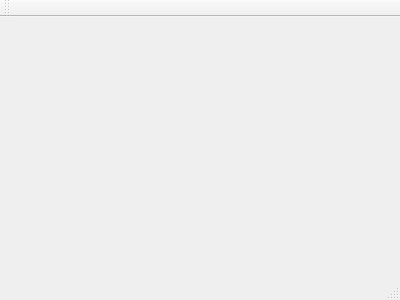
gljx/EshuuYande-, file mainwindow.ui: the form before one commit.
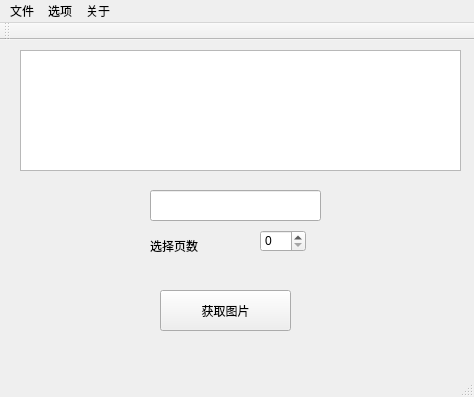
The form after the commit.

```diff
--- a/mainwindow.ui
+++ b/mainwindow.ui
@@ -1,24 +1,145 @@
 <ui version="4.0">
  <class>MainWindow</class>
- <widget class="QMainWindow" name="MainWindow" >
-  <property name="geometry" >
+ <widget class="QMainWindow" name="MainWindow">
+  <property name="geometry">
    <rect>
     <x>0</x>
     <y>0</y>
-    <width>400</width>
-    <height>300</height>
+    <width>474</width>
+    <height>397</height>
    </rect>
   </property>
   <property name="windowTitle" >
    <string>MainWindow</string>
   </property>
-  <widget class="QMenuBar" name="menuBar" />
-  <widget class="QToolBar" name="mainToolBar" />
-  <widget class="QWidget" name="centralWidget" />
-  <widget class="QStatusBar" name="statusBar" />
+  <widget class="QWidget" name="centralWidget">
+   <widget class="QSpinBox" name="spinBox">
+    <property name="geometry">
+     <rect>
+      <x>260</x>
+      <y>190</y>
+      <width>46</width>
+      <height>22</height>
+     </rect>
+    </property>
+   </widget>
+   <widget class="QTextBrowser" name="textBrowser">
+    <property name="geometry">
+     <rect>
+      <x>20</x>
+      <y>10</y>
+      <width>441</width>
+      <height>121</height>
+     </rect>
+    </property>
+   </widget>
+   <widget class="QPushButton" name="pushButton">
+    <property name="geometry">
+     <rect>
+      <x>160</x>
+      <y>250</y>
+      <width>131</width>
+      <height>41</height>
+     </rect>
+    </property>
+    <property name="text">
+     <string>获取图片</string>
+    </property>
+   </widget>
+   <widget class="QLabel" name="label">
+    <property name="geometry">
+     <rect>
+      <x>150</x>
+      <y>190</y>
+      <width>51</width>
+      <height>31</height>
+     </rect>
+    </property>
+    <property name="text">
+     <string>选择页数</string>
+    </property>
+   </widget>
+   <widget class="QLineEdit" name="lineEdit">
+    <property name="geometry">
+     <rect>
+      <x>150</x>
+      <y>150</y>
+      <width>171</width>
+      <height>31</height>
+     </rect>
+    </property>
+   </widget>
+  </widget>
+  <widget class="QMenuBar" name="menuBar">
+   <property name="geometry">
+    <rect>
+     <x>0</x>
+     <y>0</y>
+     <width>474</width>
+     <height>22</height>
+    </rect>
+   </property>
+   <widget class="QMenu" name="menu">
+    <property name="title">
+     <string>文件</string>
+    </property>
+    <addaction name="separator"/>
+    <addaction name="pathaction"/>
+   </widget>
+   <widget class="QMenu" name="menu_2">
+    <property name="title">
+     <string>选项</string>
+    </property>
+    <addaction name="actionPixiv"/>
+    <addaction name="actionYande"/>
+    <addaction name="actionEshuushuu"/>
+   </widget>
+   <widget class="QMenu" name="menu_3">
+    <property name="title">
+     <string>关于</string>
+    </property>
+    <addaction name="actionabout"/>
+   </widget>
+   <addaction name="menu"/>
+   <addaction name="menu_2"/>
+   <addaction name="menu_3"/>
+  </widget>
+  <widget class="QToolBar" name="mainToolBar">
+   <attribute name="toolBarArea">
+    <enum>TopToolBarArea</enum>
+   </attribute>
+   <attribute name="toolBarBreak">
+    <bool>false</bool>
+   </attribute>
+  </widget>
+  <widget class="QStatusBar" name="statusBar"/>
+  <action name="pathaction">
+   <property name="text">
+    <string>选择存储路径</string>
+   </property>
+  </action>
+  <action name="actionPixiv">
+   <property name="text">
+    <string>Pixiv</string>
+   </property>
+  </action>
+  <action name="actionYande">
+   <property name="text">
+    <string>Yande</string>
+   </property>
+  </action>
+  <action name="actionEshuushuu">
+   <property name="text">
+    <string>Eshuushuu</string>
+   </property>
+  </action>
+  <action name="actionabout">
+   <property name="text">
+    <string>关于</string>
+   </property>
+  </action>
  </widget>
- <layoutDefault spacing="6" margin="11" />
- <pixmapfunction></pixmapfunction>
+ <layoutdefault spacing="6" margin="11"/>
  <resources/>
  <connections/>
 </ui>
```
Left out of the diff: 3 changed lines with no effect on the pictures.
